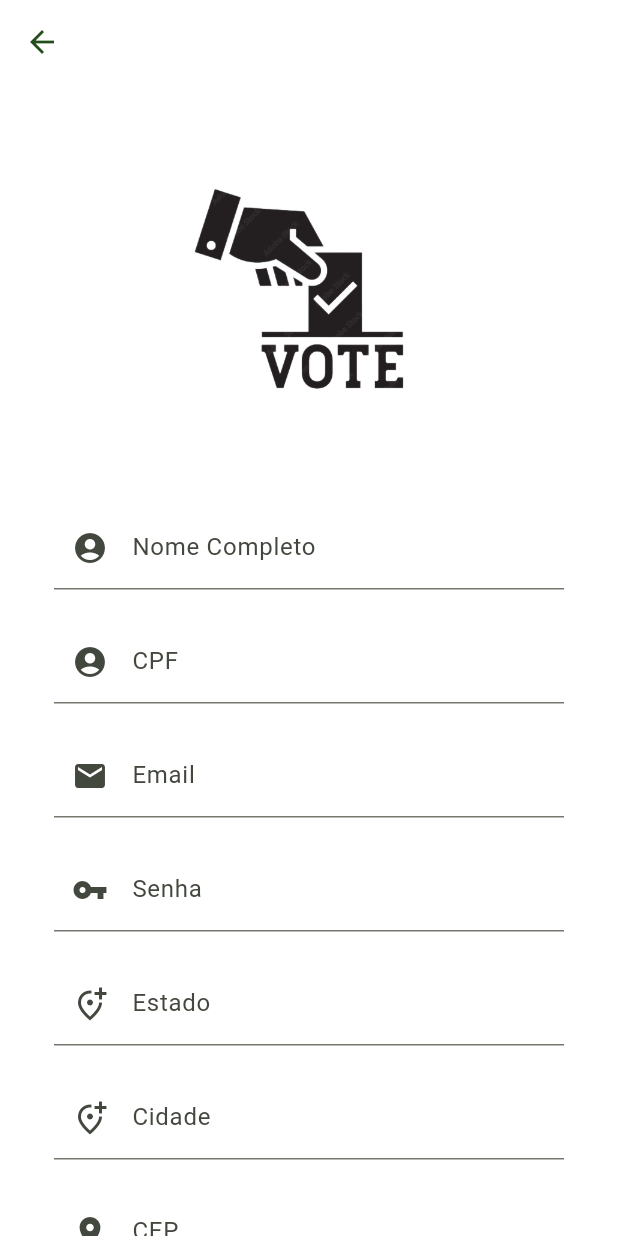
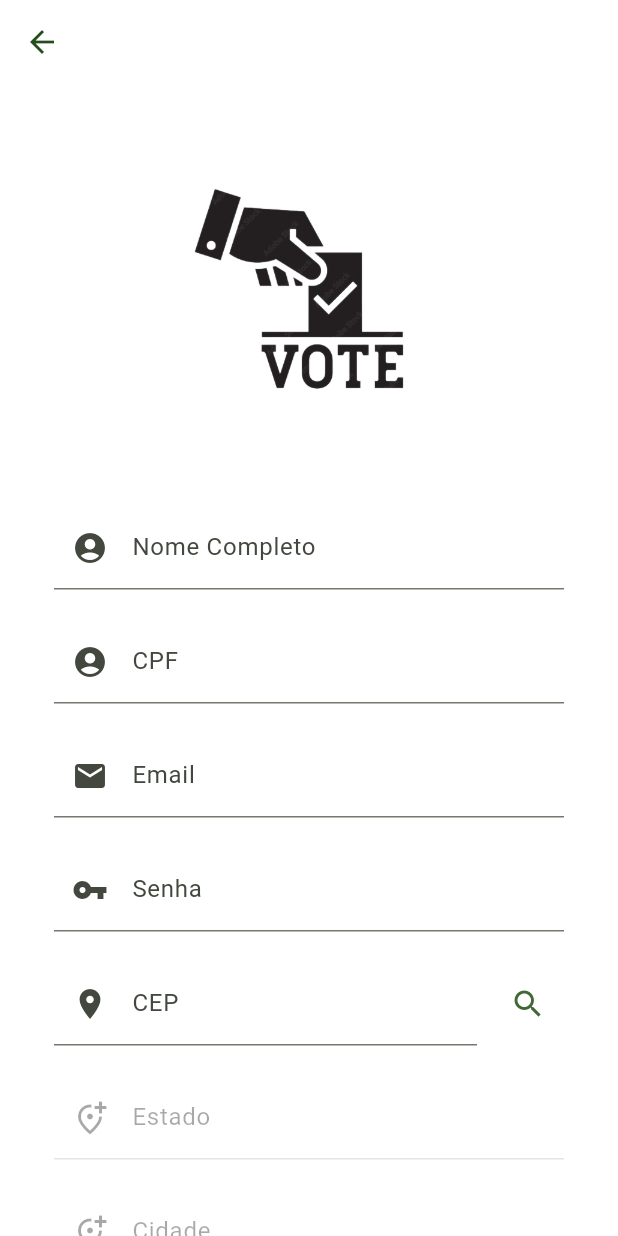
Before and after one commit to pedrovictormotasilva/votacaoapli, a Flutter app: the RegistrationScreen screen opened directly, on a phone screen of 412 x 824 dp. Run offline on Flutter 3.47's test engine with Material 2 defaults, Android fonts, the light colour scheme and no system bars; network calls fail.

Commit message:
app beta final

```diff
--- a/lib/pages/adm/cadastro_cadidato_screen.dart
+++ b/lib/pages/adm/cadastro_cadidato_screen.dart
@@ -87,13 +87,15 @@ class _CadastroCandidatoState extends State<CadastroCandidato> {
         ScaffoldMessenger.of(context).showSnackBar(SnackBar(
           content: Text('Candidato cadastrado com sucesso.'),
           duration: Duration(seconds: 2),
+          backgroundColor: Colors.green,
         ));
         print('Candidato cadastrado com sucesso');
       } else {
         ScaffoldMessenger.of(context).showSnackBar(SnackBar(
           content: Text(
-              'Erro no cadastro do candidato. Response -> ${await response.stream.bytesToString()}'),
-          duration: Duration(seconds: 2),
+              'Preencha todos os campos corretamente'),
+              backgroundColor: const Color.fromARGB(255, 158, 38, 30),
+          duration: Duration(seconds: 3),
         ));
         print(
             'Erro no cadastro do candidato, response -> ${await response.stream.bytesToString()}');
--- a/lib/pages/adm/cadastro_pesquisador_screen.dart
+++ b/lib/pages/adm/cadastro_pesquisador_screen.dart
@@ -26,6 +26,7 @@ class _RegistrationScreenState extends State<RegistrationScreen> {
     ScaffoldMessenger.of(context).showSnackBar(SnackBar(
       content: Text("Cadastro bem-sucedido!"),
       duration: Duration(seconds: 2),
+      backgroundColor: Colors.green,
     ));
   }
 
@@ -33,6 +34,7 @@ class _RegistrationScreenState extends State<RegistrationScreen> {
     ScaffoldMessenger.of(context).showSnackBar(SnackBar(
       content: Text("Erro no cadastro: $errorMessage"),
       duration: Duration(seconds: 4),
+      backgroundColor: const Color.fromARGB(255, 158, 38, 30),
     ));
   }
 
@@ -74,7 +76,7 @@ class _RegistrationScreenState extends State<RegistrationScreen> {
               "Erro no cadastro: ${errorData['default']['error']['msg']}");
         }
       } catch (e) {
-        showErrorSnackbar("Erro inesperado durante o cadastro.");
+        showErrorSnackbar("Esse email já foi cadastrado");
       } finally {
         setState(() {
           isLoading = false;
@@ -95,8 +97,11 @@ class _RegistrationScreenState extends State<RegistrationScreen> {
         estadoEditingController.text = cepData['uf'];
         cidadeEditingController.text = cepData['localidade'];
       });
+
+      estadoEditingController..text = cepData['uf'];
+      cidadeEditingController..text = cepData['localidade'];
     } else {
-      showErrorSnackbar("CEP não encontrado");
+      showErrorSnackbar("CEP não encontrado, preencha corretamente.");
     }
   }
 
@@ -105,7 +110,7 @@ class _RegistrationScreenState extends State<RegistrationScreen> {
     return Scaffold(
       backgroundColor: Colors.white,
       appBar: AppBar(
-        backgroundColor: Colors.transparent,
+        backgroundColor: Color.fromARGB(0, 0, 0, 0),
         elevation: 0,
         leading: IconButton(
           icon: Icon(
@@ -206,6 +211,37 @@ class _RegistrationScreenState extends State<RegistrationScreen> {
                           },
                         ),
                         SizedBox(height: 20),
+                        Row(
+                          children: [
+                            Expanded(
+                              child: TextFormField(
+                                controller: cepEditingController,
+                                keyboardType: TextInputType.number,
+                                decoration: InputDecoration(
+                                  labelText: 'CEP',
+                                  prefixIcon: Icon(Icons.location_on),
+                                ),
+                                validator: (value) {
+                                  if (value == null || value.isEmpty) {
+                                    return 'Campo obrigatório';
+                                  } else if (value.length != 8) {
+                                    return 'CEP deve conter 8 dígitos';
+                                  }
+                                  return null;
+                                },
+                              ),
+                            ),
+                            SizedBox(width: 10),
+                            IconButton(
+                              onPressed: () {
+                                fetchCepData();
+                              },
+                              icon: Icon(Icons.search),
+                              color: Theme.of(context).primaryColor,
+                            ),
+                          ],
+                        ),
+                        SizedBox(height: 20),
                         TextFormField(
                           controller: estadoEditingController,
                           decoration: InputDecoration(
@@ -214,10 +250,11 @@ class _RegistrationScreenState extends State<RegistrationScreen> {
                           ),
                           validator: (value) {
                             if (value == null || value.isEmpty) {
-                              return 'O campo Estado é obrigatório, preencha por favor';
+                              return 'Prencha o CEP referente ao estado';
                             }
                             return null;
                           },
+                          enabled: false,
                         ),
                         SizedBox(height: 20),
                         TextFormField(
@@ -228,36 +265,11 @@ class _RegistrationScreenState extends State<RegistrationScreen> {
                           ),
                           validator: (value) {
                             if (value == null || value.isEmpty) {
-                              return 'O campo Cidade é obrigatório, preencha por favor';
+                              return 'Prencha o CEP referente à cidade';
                             }
                             return null;
                           },
-                        ),
-                        SizedBox(height: 20),
-                        TextFormField(
-                          controller: cepEditingController,
-                          keyboardType: TextInputType.number,
-                          decoration: InputDecoration(
-                            labelText: 'CEP',
-                            prefixIcon: Icon(Icons.location_on),
-                          ),
-                          validator: (value) {
-                            if (value == null || value.isEmpty) {
-                              return 'Campo obrigatório';
-                            } else if (value.length != 8) {
-                              return 'CEP deve conter 8 dígitos';
-                            }
-                            return null;
-                          },
-                        ),
-                        SizedBox(height: 20),
-                        ElevatedButton(
-                          onPressed: () {
-                            fetchCepData();
-                          },
-                          child: Text(
-                            "Preencher Estado e Cidade pelo CEP",
-                          ),
+                          enabled: false,
                         ),
                         SizedBox(height: 20),
                         ElevatedButton(
```
Also changed, not shown: lib/pages/adm/dashboard_screen.dart (+2 -11 lines), lib/pages/pesquisador/home_screen.dart (renamed from lib/pages/adm/home_screen.dart, +33 -34 lines), lib/pages/pesquisador/login_screen.dart (+20 -6 lines).
